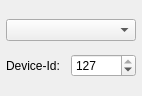
Above: muse/muse/arranger/midiportinfo.ui from emrum/muse before the change. Below: the same form after it.
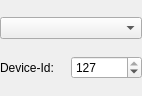
That is the form after the change.

Diff of the .ui file:
```diff
--- a/muse/muse/arranger/midiportinfo.ui
+++ b/muse/muse/arranger/midiportinfo.ui
@@ -25,7 +25,7 @@
   </property>
   <layout class="QGridLayout" >
    <property name="margin" >
-    <number>6</number>
+    <number>0</number>
    </property>
    <property name="spacing" >
     <number>0</number>
```
Left out of the diff: 4 changed lines with no effect on the pictures.
